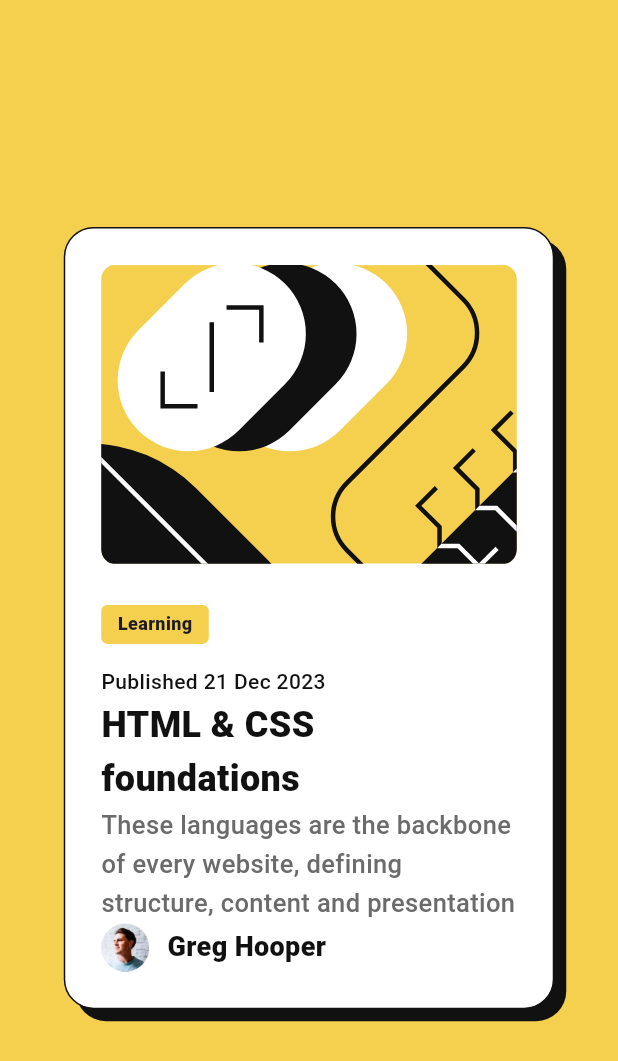
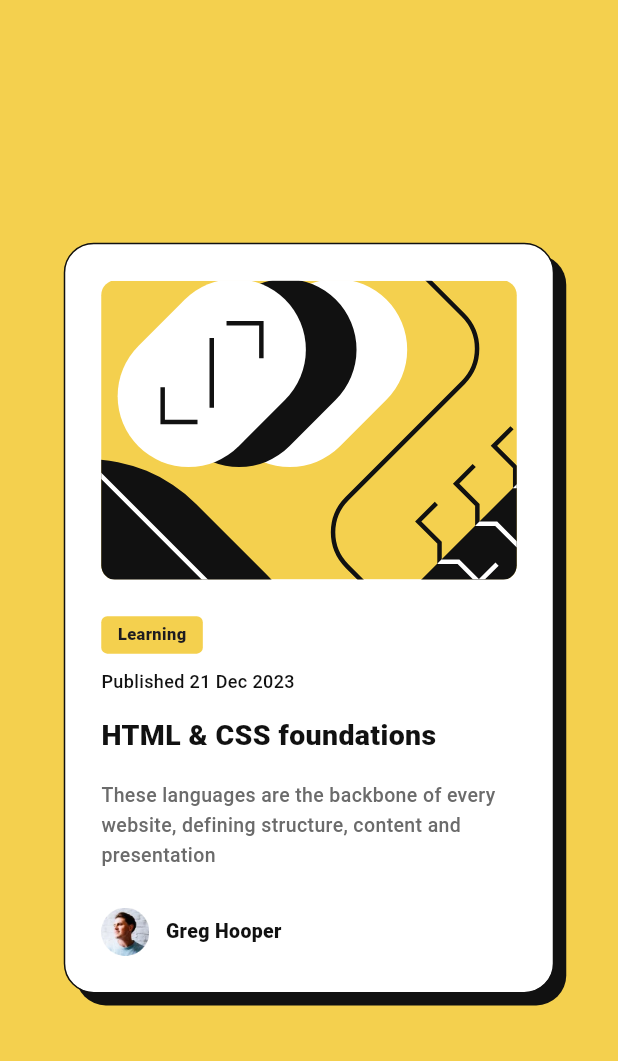
Before and after one commit to JustANipple/blog_preview_card, a Flutter app: the screen it shows after launch, on a phone screen of 412 x 824 dp. Shown: the top 1061 px of the screen. Run offline on Flutter 3.47's test engine with Material 3 defaults, Android fonts, the phone set to English and light mode, and no system bars; our stand-ins replace flutter_svg, google_fonts; missing offline and left inert: pixel_perfect; Roboto replaces fonts that are missing (Figtree-VariableFont_wght.ttf).

Commit message:
installed google fonts

```diff
--- a/lib/main.dart
+++ b/lib/main.dart
@@ -2,6 +2,7 @@ import 'package:flutter/material.dart';
 import 'package:flutter_svg/flutter_svg.dart';
 import 'package:pixel_perfect/pixel_perfect.dart';
 import 'constants.dart';
+import 'package:google_fonts/google_fonts.dart';
 
 void main() {
   runApp(const MyApp());
@@ -15,7 +16,8 @@ class MyApp extends StatelessWidget {
     return MaterialApp(
       theme: ThemeData(
           scaffoldBackgroundColor: scaffoldBackgroundColor,
-          shadowColor: shadowColor),
+          shadowColor: shadowColor,
+          fontFamily: ff),
       debugShowCheckedModeBanner: false,
       home: const BlogPreviewCard(),
     );
@@ -54,11 +56,11 @@ class BlogPreviewCard extends StatelessWidget {
                       asset: "assets/images/illustration-article.svg",
                       semanticsLabel: "Avatar picture",
                     ),
+                    SizedBox(height: 24),
                     CardBadge(
                         color: scaffoldBackgroundColor,
                         hPadding: 11,
                         vPadding: 4,
-                        vMargin: 15,
                         borderRadius: 4,
                         text: Text(
                           "Learning",
@@ -66,39 +68,43 @@ class BlogPreviewCard extends StatelessWidget {
                               fontFamily: ff,
                               fontWeight: fwExtraBold,
                               height: lh,
-                              fontSize: 12),
+                              fontSize: 11),
                           textDirection: TextDirection.ltr,
                         )),
+                    SizedBox(height: 10),
                     SubTitle(
                         text: "Published 21 Dec 2023",
-                        fontSize: 14,
+                        fontSize: 12,
                         fontFamily: ff,
                         fontWeight: fwMedium,
                         height: lh,
                         color: headerColor),
+                    SizedBox(height: 12),
                     Title(
                         text: "HTML & CSS foundations",
                         fontFamily: ff,
-                        fontSize: 24,
+                        fontSize: 19,
                         fontWeight: fwExtraBold,
                         height: lh,
                         color: headerColor),
+                    SizedBox(height: 16),
                     Description(
                         text:
                             "These languages are the backbone of every website, defining structure, content and presentation",
                         fontFamily: ff,
-                        fontSize: 17,
+                        fontSize: 13,
                         fontWeight: fwMedium,
                         height: lh,
                         color: Color.fromRGBO(107, 107, 107, 1)),
+                    SizedBox(height: 24),
                     PictureAvatar(
                       asset: "assets/images/image-avatar.webp",
                       borderRadius: 20.0,
                       width: 32,
-                      gap: 12,
+                      gap: 11,
                       text: "Greg Hooper",
                       fontFamily: ff,
-                      fontSize: 18,
+                      fontSize: 13,
                       fontWeight: fwExtraBold,
                       color: headerColor,
                     ),
@@ -123,16 +129,13 @@ class Illustration extends StatelessWidget {
 
   @override
   Widget build(BuildContext context) {
-    return Container(
-      padding: const EdgeInsets.only(bottom: 12),
-      child: ClipRRect(
+    return ClipRRect(
       borderRadius: BorderRadius.circular(10),
       child: SvgPicture.asset(
         asset,
         semanticsLabel: semanticsLabel,
         fit: BoxFit.cover,
         height: 200,
-        ),
       ),
     );
   }
@@ -243,7 +246,6 @@ class CardBadge extends StatelessWidget {
   final Color color;
   final double hPadding;
   final double vPadding;
-  final double vMargin;
   final double borderRadius;
   final Text text;
 
@@ -251,7 +253,6 @@ class CardBadge extends StatelessWidget {
       {required this.color,
       required this.hPadding,
       required this.vPadding,
-      required this.vMargin,
       required this.borderRadius,
       required this.text,
       super.key});
@@ -259,7 +260,6 @@ class CardBadge extends StatelessWidget {
   @override
   Widget build(BuildContext context) {
     return Container(
-      margin: EdgeInsets.symmetric(vertical: vMargin),
       padding: EdgeInsets.symmetric(horizontal: hPadding, vertical: vPadding),
       decoration: BoxDecoration(
           borderRadius: BorderRadius.circular(borderRadius), color: color),
--- a/pubspec.yaml
+++ b/pubspec.yaml
@@ -36,6 +36,7 @@ dependencies:
   cupertino_icons: ^1.0.8
   flutter_svg: ^2.0.10+1
   pixel_perfect: ^1.1.3
+  google_fonts: ^6.2.1
 
 dev_dependencies:
   flutter_test:
```
Also changed, not shown: pubspec.lock, 1 other file. Lines whose indentation alone changed are shown as unchanged.
